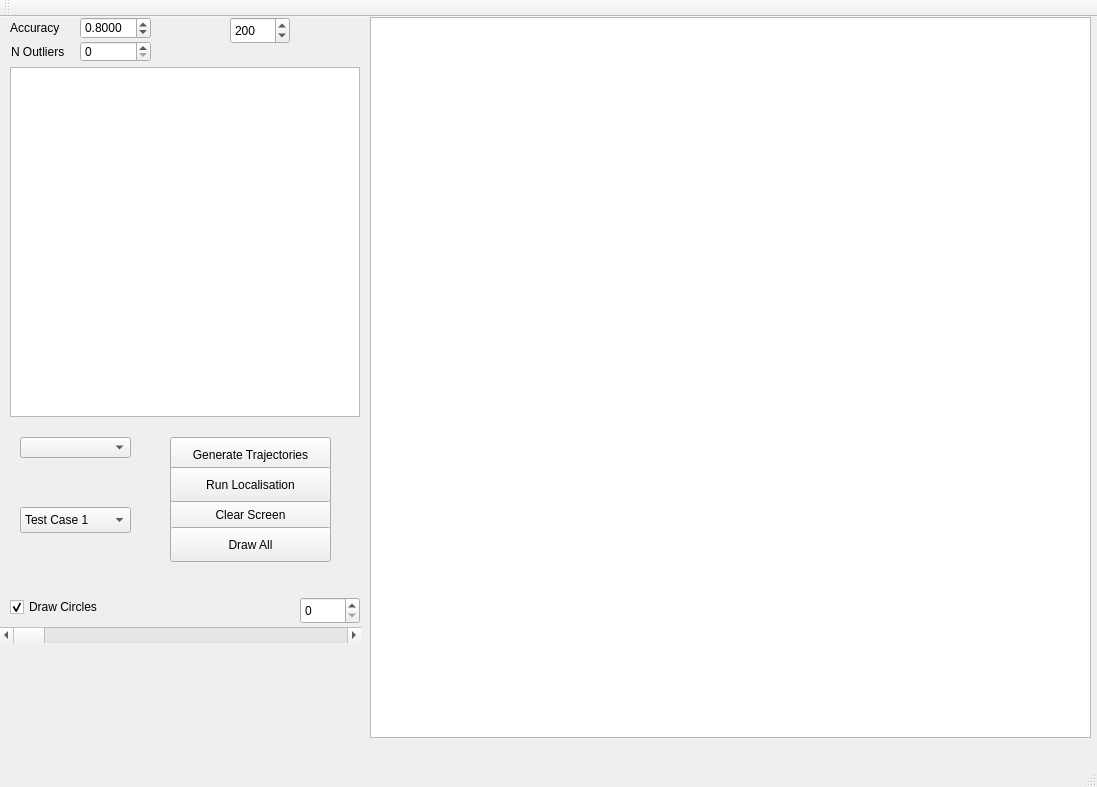
Before: the Qt Designer form mainwindow.ui in benEnsta/faultManchester, drawn with Qt 5.
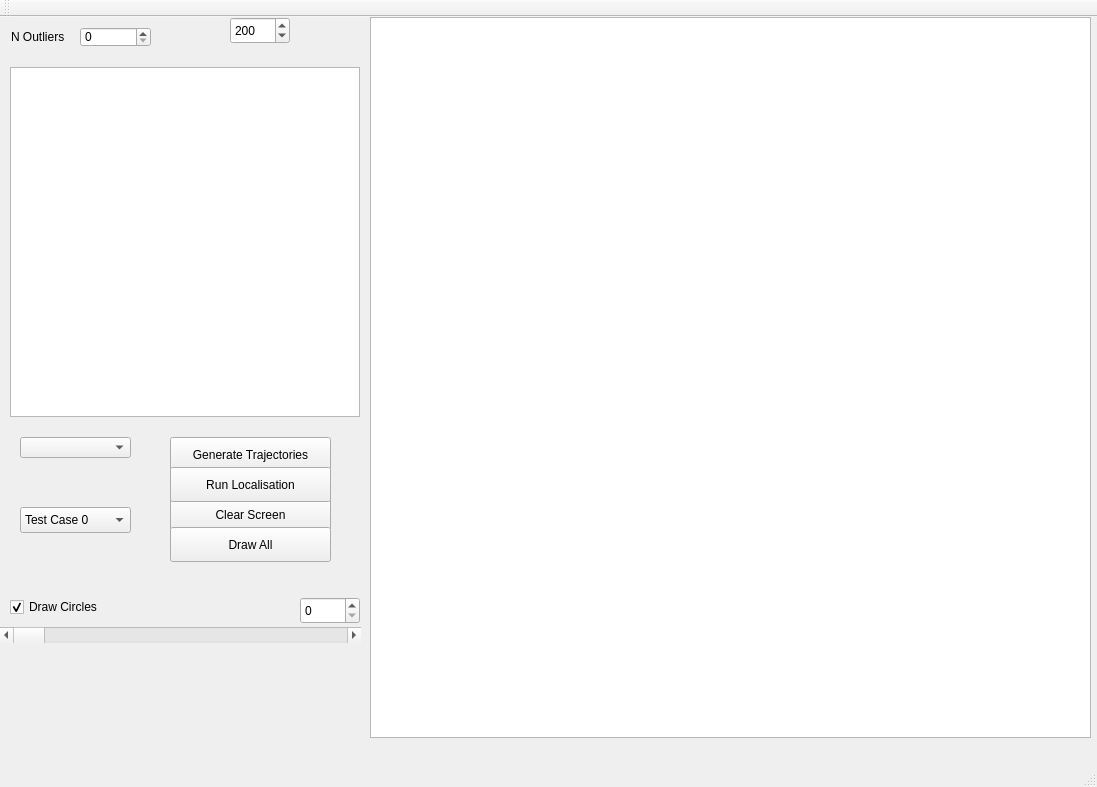
After: the same form once the commit is applied.

What changed in the file:
```diff
--- a/mainwindow.ui
+++ b/mainwindow.ui
@@ -14,19 +14,6 @@
    <string>MainWindow</string>
   </property>
   <widget class="QWidget" name="centralWidget">
-   <widget class="QLabel" name="label_Epsilon">
-    <property name="geometry">
-     <rect>
-      <x>10</x>
-      <y>0</y>
-      <width>71</width>
-      <height>21</height>
-     </rect>
-    </property>
-    <property name="text">
-     <string>Accuracy</string>
-    </property>
-   </widget>
    <widget class="QGraphicsView" name="graphicsView_World">
     <property name="geometry">
      <rect>
@@ -37,34 +24,6 @@
      </rect>
     </property>
    </widget>
-   <widget class="QDoubleSpinBox" name="EpsilonSpinBox">
-    <property name="geometry">
-     <rect>
-      <x>80</x>
-      <y>0</y>
-      <width>71</width>
-      <height>22</height>
-     </rect>
-    </property>
-    <property name="locale">
-     <locale language="English" country="UnitedStates"/>
-    </property>
-    <property name="decimals">
-     <number>4</number>
-    </property>
-    <property name="minimum">
-     <double>0.010000000000000</double>
-    </property>
-    <property name="maximum">
-     <double>2.500000000000000</double>
-    </property>
-    <property name="singleStep">
-     <double>0.100000000000000</double>
-    </property>
-    <property name="value">
-     <double>0.800000000000000</double>
-    </property>
-   </widget>
    <widget class="QGraphicsView" name="graphicsView">
     <property name="enabled">
      <bool>true</bool>
@@ -175,9 +134,9 @@
     <property name="geometry">
      <rect>
       <x>80</x>
-      <y>24</y>
+      <y>10</y>
       <width>71</width>
-      <height>21</height>
+      <height>20</height>
      </rect>
     </property>
     <property name="maximum">
@@ -188,9 +147,9 @@
     <property name="geometry">
      <rect>
       <x>11</x>
-      <y>24</y>
+      <y>10</y>
       <width>71</width>
-      <height>21</height>
+      <height>20</height>
      </rect>
     </property>
     <property name="text">
@@ -248,6 +207,11 @@
       <height>26</height>
      </rect>
     </property>
+    <item>
+     <property name="text">
+      <string>Test Case 0</string>
+     </property>
+    </item>
     <item>
      <property name="text">
       <string>Test Case 1</string>
```
